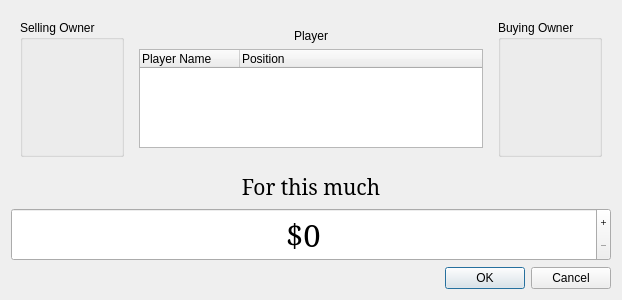
Old version of the form view/ui/playertrade.ui in the repository robgura/auction-manager.
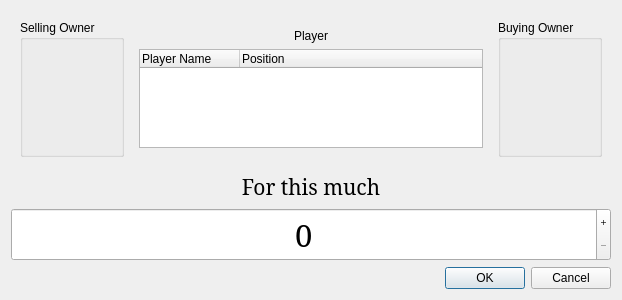
New version of the form.

```diff
--- a/view/ui/playertrade.ui
+++ b/view/ui/playertrade.ui
@@ -103,9 +103,6 @@
      <property name="buttonSymbols" >
       <enum>QAbstractSpinBox::PlusMinus</enum>
      </property>
-     <property name="prefix" >
-      <string>$</string>
-     </property>
     </widget>
    </item>
    <item>
```
